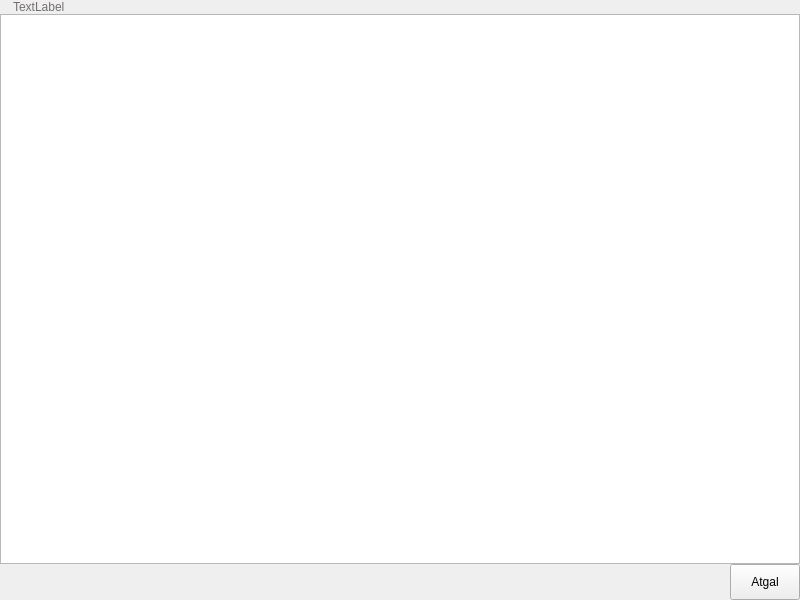
vincnetas/alaus-radaras, file nokia/AlausRadaras/brandlist.ui: the form before one commit.
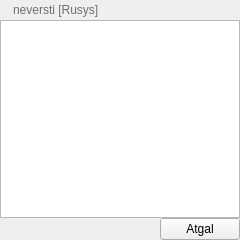
The form after the commit. Icons and pictures are not drawn.

```diff
--- a/nokia/AlausRadaras/brandlist.ui
+++ b/nokia/AlausRadaras/brandlist.ui
@@ -6,14 +6,20 @@
    <rect>
     <x>0</x>
     <y>0</y>
-    <width>800</width>
-    <height>600</height>
+    <width>240</width>
+    <height>240</height>
    </rect>
   </property>
+  <property name="sizePolicy">
+   <sizepolicy hsizetype="Expanding" vsizetype="Expanding">
+    <horstretch>0</horstretch>
+    <verstretch>0</verstretch>
+   </sizepolicy>
+  </property>
   <property name="windowTitle">
    <string>MainWindow</string>
   </property>
-  <layout class="QVBoxLayout" name="verticalLayout">
+  <layout class="QVBoxLayout" name="verticalLayout" stretch="1,10,1">
    <property name="spacing">
     <number>0</number>
    </property>
@@ -22,6 +28,12 @@
    </property>
    <item>
     <widget class="QLabel" name="txtHeader">
+     <property name="sizePolicy">
+      <sizepolicy hsizetype="Expanding" vsizetype="Expanding">
+       <horstretch>0</horstretch>
+       <verstretch>0</verstretch>
+      </sizepolicy>
+     </property>
      <property name="styleSheet">
       <string notr="true">#txtHeader{
 border-image:url(:/images/lucky.png);
@@ -30,7 +42,7 @@
 }</string>
      </property>
      <property name="text">
-      <string>TextLabel</string>
+      <string>neversti [Rusys]</string>
      </property>
     </widget>
    </item>
@@ -109,7 +121,7 @@
     </widget>
    </item>
    <item>
-    <layout class="QHBoxLayout" name="horizontalLayout">
+    <layout class="QHBoxLayout" name="horizontalLayout" stretch="8,4">
      <item>
       <spacer name="horizontalSpacer">
        <property name="orientation">
@@ -118,17 +130,22 @@
        <property name="sizeHint" stdset="0">
         <size>
          <width>40</width>
-         <height>20</height>
+         <height>10</height>
         </size>
        </property>
       </spacer>
      </item>
      <item>
       <widget class="QPushButton" name="btnBack">
+       <property name="sizePolicy">
+        <sizepolicy hsizetype="Expanding" vsizetype="Minimum">
+         <horstretch>0</horstretch>
+         <verstretch>10</verstretch>
+        </sizepolicy>
+       </property>
        <property name="styleSheet">
         <string notr="true">#btnBack{
 border-image:url(:/images/batonas.png);
-padding:10px 20px 10px 20px;
 }</string>
        </property>
        <property name="text">
```
Left out of the diff: 2 changed lines with no effect on the pictures.
